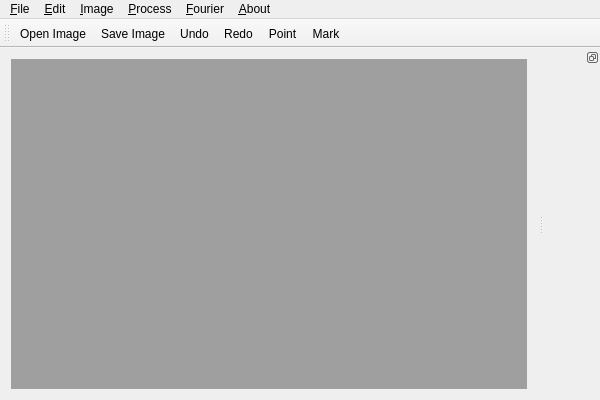
mbobowsk/DarQwin, file mainwindow.ui: the form before one commit.
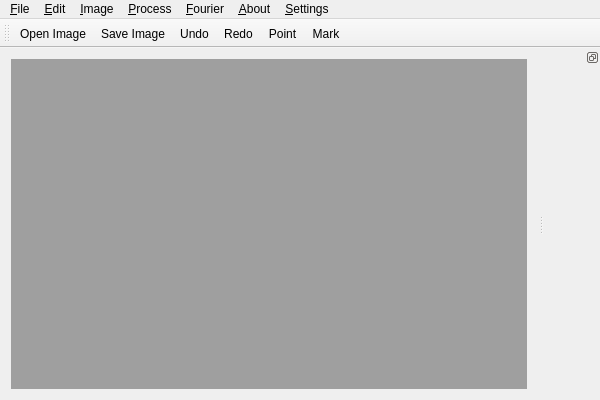
The form after the commit. Icons and pictures are not drawn.

```diff
--- a/mainwindow.ui
+++ b/mainwindow.ui
@@ -179,12 +179,19 @@
     <addaction name="menu_High_Pass_Filter"/>
     <addaction name="bandPassFilterAction"/>
    </widget>
+   <widget class="QMenu" name="menu_Settings">
+    <property name="title">
+     <string>&amp;Settings</string>
+    </property>
+    <addaction name="locateHelpAction"/>
+   </widget>
    <addaction name="menu_File"/>
    <addaction name="menu_Edit"/>
    <addaction name="menu_Tune"/>
    <addaction name="menuProcess"/>
    <addaction name="menu_Transform"/>
    <addaction name="menu_About"/>
+   <addaction name="menu_Settings"/>
   </widget>
   <widget class="QToolBar" name="mainToolBar">
    <attribute name="toolBarArea">
```
Left out of the diff: 21 changed lines with no effect on the pictures.
